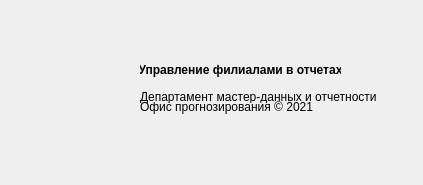
Qt form src/gui/splash_screen.ui (vzubriichuk/Filials_control_panel) before a commit.
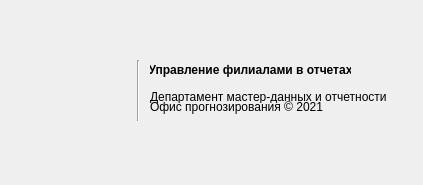
The same form after that commit. Icons and pictures are not drawn.

```diff
--- a/src/gui/splash_screen.ui
+++ b/src/gui/splash_screen.ui
@@ -35,7 +35,7 @@
    <widget class="QLabel" name="label">
     <property name="geometry">
      <rect>
-      <x>140</x>
+      <x>150</x>
       <y>60</y>
       <width>201</width>
       <height>20</height>
@@ -60,10 +60,10 @@
    <widget class="QLabel" name="splash_label">
     <property name="geometry">
      <rect>
-      <x>50</x>
-      <y>40</y>
-      <width>81</width>
-      <height>101</height>
+      <x>60</x>
+      <y>50</y>
+      <width>64</width>
+      <height>81</height>
      </rect>
     </property>
     <property name="text">
@@ -79,7 +79,7 @@
    <widget class="QLabel" name="label_footer1">
     <property name="geometry">
      <rect>
-      <x>140</x>
+      <x>150</x>
       <y>90</y>
       <width>251</width>
       <height>13</height>
@@ -92,7 +92,7 @@
    <widget class="QLabel" name="label_footer2">
     <property name="geometry">
      <rect>
-      <x>140</x>
+      <x>150</x>
       <y>100</y>
       <width>251</width>
       <height>14</height>
@@ -102,6 +102,19 @@
      <string>Офис прогнозирования © 2021</string>
     </property>
    </widget>
+   <widget class="Line" name="line">
+    <property name="geometry">
+     <rect>
+      <x>130</x>
+      <y>60</y>
+      <width>16</width>
+      <height>61</height>
+     </rect>
+    </property>
+    <property name="orientation">
+     <enum>Qt::Vertical</enum>
+    </property>
+   </widget>
   </widget>
  </widget>
  <resources/>
```
